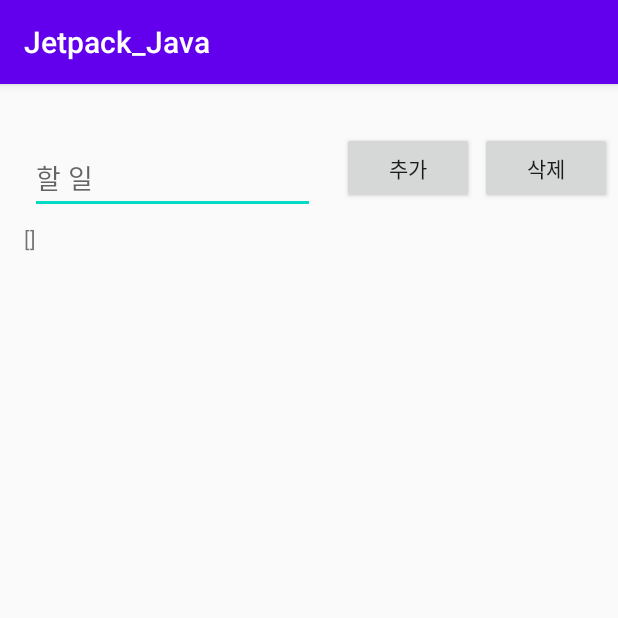
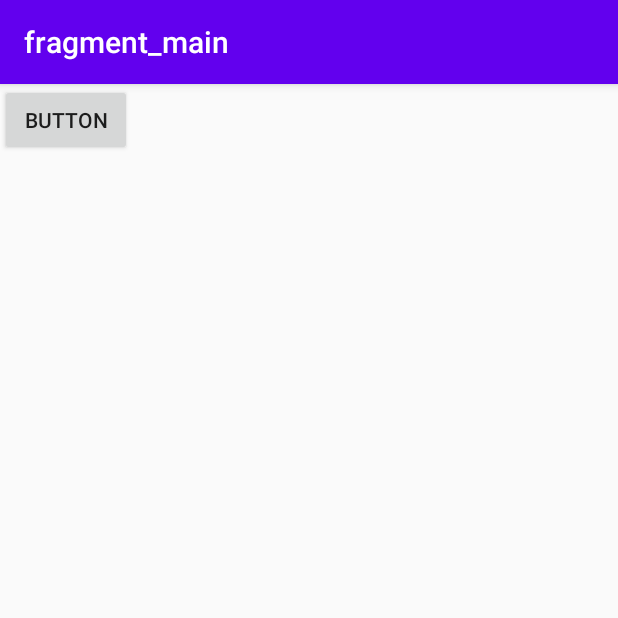
Before and after one commit to seungking/Jetpack_Java, an Android app: the screen it shows after launch (MainActivity before the commit, MainActivity2 after it), on a phone screen of 412 x 824 dp, the top half of it. Run offline under Robolectric (Android 15) with nearby library versions, the phone set to English and light mode, and no system bars; our stand-ins replace navigation-ui; 1 statement that could not run was skipped.

Commit message:
20200919
- navigation

```diff
--- a/app/build.gradle
+++ b/app/build.gradle
@@ -1,4 +1,6 @@
 apply plugin: 'com.android.application'
+apply plugin: "androidx.navigation.safeargs"
+
 
 android {
     compileSdkVersion 30
@@ -35,6 +37,9 @@ dependencies {
     implementation 'androidx.appcompat:appcompat:1.2.0'
     implementation 'androidx.constraintlayout:constraintlayout:1.1.3'
     implementation 'androidx.room:room-runtime:2.2.2'
+    implementation 'androidx.legacy:legacy-support-v4:1.0.0'
+    implementation 'androidx.navigation:navigation-fragment:2.3.0'
+    implementation 'androidx.navigation:navigation-ui:2.3.0'
     testImplementation 'junit:junit:4.12'
     androidTestImplementation 'androidx.test.ext:junit:1.1.1'
     androidTestImplementation 'androidx.test.espresso:espresso-core:3.2.0'
--- a/app/src/main/AndroidManifest.xml
+++ b/app/src/main/AndroidManifest.xml
@@ -9,7 +9,8 @@
         android:roundIcon="@mipmap/ic_launcher_round"
         android:supportsRtl="true"
         android:theme="@style/AppTheme">
-        <activity android:name=".MainActivity">
+        <activity android:name=".MainActivity"></activity>
+        <activity android:name=".MainActivity2">
             <intent-filter>
                 <action android:name="android.intent.action.MAIN" />
 
--- a/app/src/main/java/com/e/jetpack_java/MainActivity.java
+++ b/app/src/main/java/com/e/jetpack_java/MainActivity.java
@@ -37,8 +37,9 @@ public class MainActivity extends AppCompatActivity {
 
 //        ButterKnife.bind(this);
 
-        MainViewModel viewModel = new ViewModelProvider(this, new ViewModelProvider.AndroidViewModelFactory(getApplication())).get(MainViewModel.class);
-        binding.setViewModel(viewModel);
+//        MainViewModel viewModel = new ViewModelProvider(this, new ViewModelProvider.AndroidViewModelFactory(getApplication())).get(MainViewModel.class);
+//        MainViewModel viewModel = new ViewModelProvider(this).get(MainViewModel.class);
+//        binding.setViewModel(viewModel);
 
         //UI 갱신
         //livedata obserce
@@ -54,9 +55,9 @@ public class MainActivity extends AppCompatActivity {
 //        });
 
         //삭제 - title 같은 todo 찾아서 삭제
-        binding.deleteButton.setOnClickListener(v->{
-            viewModel.delete(binding.inputTodo.getText().toString());
-        });
+//        binding.deleteButton.setOnClickListener(v->{
+//            viewModel.delete(binding.inputTodo.getText().toString());
+//        });
 
     }
 
--- /dev/null
+++ b/app/src/main/java/com/e/jetpack_java/MainActivity2.java
@@ -0,0 +1,29 @@
+package com.e.jetpack_java;
+
+import androidx.appcompat.app.AppCompatActivity;
+import androidx.navigation.NavController;
+import androidx.navigation.Navigation;
+import androidx.navigation.ui.AppBarConfiguration;
+import androidx.navigation.ui.NavigationUI;
+
+import android.os.Bundle;
+
+public class MainActivity2 extends AppCompatActivity {
+
+    AppBarConfiguration appBarConfiguration;
+    @Override
+    protected void onCreate(Bundle savedInstanceState) {
+        super.onCreate(savedInstanceState);
+        setContentView(R.layout.activity_main2);
+
+        NavController navController = Navigation.findNavController(this, R.id.nav_host_fragment);
+        appBarConfiguration = new AppBarConfiguration.Builder(navController.getGraph()).build();
+        NavigationUI.setupActionBarWithNavController(this,navController, appBarConfiguration);
+    }
+
+    @Override
+    public boolean onSupportNavigateUp(){
+        NavController navController = Navigation.findNavController(this, R.id.nav_host_fragment);
+        return NavigationUI.navigateUp(navController, appBarConfiguration) || super.onSupportNavigateUp();
+    }
+}
--- /dev/null
+++ b/app/src/main/java/com/e/jetpack_java/MainFragment.java
@@ -0,0 +1,39 @@
+package com.e.jetpack_java;
+
+import android.os.Bundle;
+
+import androidx.annotation.NonNull;
+import androidx.annotation.Nullable;
+import androidx.fragment.app.Fragment;
+import androidx.navigation.Navigation;
+
+import android.view.LayoutInflater;
+import android.view.View;
+import android.view.ViewGroup;
+
+public class MainFragment extends Fragment {
+
+    public MainFragment() {
+        // Required empty public constructor
+    }
+
+    @Override
+    public View onCreateView(LayoutInflater inflater, ViewGroup container,
+                             Bundle savedInstanceState) {
+        // Inflate the layout for this fragment
+        return inflater.inflate(R.layout.fragment_main, container, false);
+    }
+
+    @Override
+    public void onViewCreated(@NonNull View view, @Nullable Bundle savedInstanceState) {
+        super.onViewCreated(view, savedInstanceState);
+
+        MainFragmentDirections.ActionMainFragmentToSecondFragment action =
+                MainFragmentDirections.actionMainFragmentToSecondFragment("Hello!");
+
+        view.findViewById(R.id.button).setOnClickListener(v->{
+            Navigation.findNavController(view).navigate(action);
+
+        });
+    }
+}
--- a/app/src/main/java/com/e/jetpack_java/MainViewModel.java
+++ b/app/src/main/java/com/e/jetpack_java/MainViewModel.java
@@ -22,47 +22,47 @@ public class MainViewModel extends AndroidViewModel {
     public MainViewModel(@NonNull Application application) {
         super(application);
         //db 생성, 설정 이름의 파일이 실제로 생성된다
-        db = Room.databaseBuilder(application, AppDatabase.class, "todo-db")
-                .allowMainThreadQueries() //그냥 빌드하면 백그라운드에서 작동하지 않으면 돌아가지 않지만
-                // 이거 붙혀주면 메인 쓰레드에서 동작이 가능하다 / 실무에선 사용 x 연습할때 주로사용
-                //main에서 돌리면 성능이 느려질 수 있다.
-                .build();
-        todos = getAll();
+//        db = Room.databaseBuilder(application, AppDatabase.class, "todo-db")
+//                .allowMainThreadQueries() //그냥 빌드하면 백그라운드에서 작동하지 않으면 돌아가지 않지만
+//                // 이거 붙혀주면 메인 쓰레드에서 동작이 가능하다 / 실무에선 사용 x 연습할때 주로사용
+//                //main에서 돌리면 성능이 느려질 수 있다.
+//                .build();
+//        todos = getAll();
     }
 
-    //db를 직접 다루지 못하도록 한번 더 감싸주기
-    public LiveData<List<Todo>> getAll(){
-        return db.todoDao().getAll();
-    }
-
-    public void insert(Todo todo){
-        //비동기 실행
-        //new안에 들어가는게 인자로 넘겨주고
-        //execute안에 들어가는게 doinbackground로 들어가는 인자
-        new InsertAsyncTask(db.todoDao()).execute(todo);
-    }
-    public void delete(String todo){
-        //비동기 실행
-        //new안에 들어가는게 인자로 넘겨주고
-        //execute안에 들어가는게 doinbackground로 들어가는 인자
-        db.todoDao().delete(db.todoDao().get(todo));
-    }
-
-    //AsynTask<넘겨받을 객체, 중간에 처리할 데이터, 프로그래스에서 처리할 값, 결과값>
-    private static class InsertAsyncTask extends AsyncTask<Todo, Void, Void> {
-
-        //Dao처리를 위해서 생성자에서 dao 받와아서 지정
-        private TodoDao mTodoDao;
-
-        public InsertAsyncTask(TodoDao todoDao) {
-            this.mTodoDao = todoDao;
-        }
-
-        //여기에서 비동기 처리
-        @Override
-        protected Void doInBackground(Todo... todos) {
-            mTodoDao.insert(todos[0]);
-            return null;
-        }
-    }
+//    //db를 직접 다루지 못하도록 한번 더 감싸주기
+//    public LiveData<List<Todo>> getAll(){
+//        return db.todoDao().getAll();
+//    }
+//
+//    public void insert(Todo todo){
+//        //비동기 실행
+//        //new안에 들어가는게 인자로 넘겨주고
+//        //execute안에 들어가는게 doinbackground로 들어가는 인자
+//        new InsertAsyncTask(db.todoDao()).execute(todo);
+//    }
+//    public void delete(String todo){
+//        //비동기 실행
+//        //new안에 들어가는게 인자로 넘겨주고
+//        //execute안에 들어가는게 doinbackground로 들어가는 인자
+//        db.todoDao().delete(db.todoDao().get(todo));
+//    }
+//
+//    //AsynTask<넘겨받을 객체, 중간에 처리할 데이터, 프로그래스에서 처리할 값, 결과값>
+//    private static class InsertAsyncTask extends AsyncTask<Todo, Void, Void> {
+//
+//        //Dao처리를 위해서 생성자에서 dao 받와아서 지정
+//        private TodoDao mTodoDao;
+//
+//        public InsertAsyncTask(TodoDao todoDao) {
+//            this.mTodoDao = todoDao;
+//        }
+//
+//        //여기에서 비동기 처리
+//        @Override
+//        protected Void doInBackground(Todo... todos) {
+//            mTodoDao.insert(todos[0]);
+//            return null;
+//        }
+//    }
 }
--- /dev/null
+++ b/app/src/main/java/com/e/jetpack_java/SecondFragment.java
@@ -0,0 +1,35 @@
+package com.e.jetpack_java;
+
+import android.os.Bundle;
+
+import androidx.annotation.NonNull;
+import androidx.annotation.Nullable;
+import androidx.fragment.app.Fragment;
+
+import android.view.LayoutInflater;
+import android.view.View;
+import android.view.ViewGroup;
+import android.widget.TextView;
+
+public class SecondFragment extends Fragment {
+
+    public SecondFragment() {
+        // Required empty public constructor
+    }
+
+    @Override
+    public View onCreateView(LayoutInflater inflater, ViewGroup container,
+                             Bundle savedInstanceState) {
+        // Inflate the layout for this fragment
+        return inflater.inflate(R.layout.fragment_second, container, false);
+    }
+
+    @Override
+    public void onViewCreated(@NonNull View view, @Nullable Bundle savedInstanceState) {
+        super.onViewCreated(view, savedInstanceState);
+
+        String text = SecondFragmentArgs.fromBundle(getArguments()).getVar();
+        TextView textView = view.findViewById(R.id.secondbutton);
+        textView.setText(text);
+    }
+}
--- a/app/src/main/res/layout/activity_main.xml
+++ b/app/src/main/res/layout/activity_main.xml
@@ -1,69 +1,74 @@
 <?xml version="1.0" encoding="utf-8"?>
+
 <!--databinding 위해 layout으로 감쌈-->
 <layout
     xmlns:android="http://schemas.android.com/apk/res/android"
     xmlns:app="http://schemas.android.com/apk/res-auto"
     xmlns:tools="http://schemas.android.com/tools">
 
-    <data>
-        <variable
-            name="viewModel"
-            type="com.e.jetpack_java.MainViewModel" />
-    </data>
     <androidx.constraintlayout.widget.ConstraintLayout
         android:layout_width="match_parent"
-        android:layout_height="match_parent"
-        tools:context=".MainActivity">
+        android:layout_height="match_parent"/>
 
-        <EditText
-            android:id="@+id/input_todo"
-            android:layout_width="190dp"
-            android:layout_height="47dp"
-            android:layout_marginStart="16dp"
-            android:layout_marginTop="32dp"
-            android:layout_marginEnd="14dp"
-            android:ems="10"
-            android:text = "@={viewModel.newTodo}"
-            android:hint="할 일"
-            android:inputType="textPersonName"
-            app:layout_constraintBottom_toTopOf="@+id/result_text"
-            app:layout_constraintEnd_toStartOf="@+id/add_button"
-            app:layout_constraintStart_toStartOf="parent"
-            app:layout_constraintTop_toTopOf="parent" />
+<!--    <data>-->
+<!--        <variable-->
+<!--            name="viewModel"-->
+<!--            type="com.e.jetpack_java.MainViewModel" />-->
+<!--    </data>-->
+<!--    <androidx.constraintlayout.widget.ConstraintLayout-->
+<!--        android:layout_width="match_parent"-->
+<!--        android:layout_height="match_parent"-->
+<!--        tools:context=".MainActivity">-->
 
-        <Button
-            android:id="@+id/add_button"
-            android:layout_width="wrap_content"
-            android:layout_height="wrap_content"
-            android:text="추가"
-            android:onClick="@{()->viewModel.insert(viewModel.newTodo)}"
-            app:layout_constraintBaseline_toBaselineOf="@+id/delete_button"
-            app:layout_constraintEnd_toStartOf="@+id/delete_button"
-            app:layout_constraintStart_toEndOf="@+id/input_todo" />
+<!--        <EditText-->
+<!--            android:id="@+id/input_todo"-->
+<!--            android:layout_width="190dp"-->
+<!--            android:layout_height="47dp"-->
+<!--            android:layout_marginStart="16dp"-->
+<!--            android:layout_marginTop="32dp"-->
+<!--            android:layout_marginEnd="14dp"-->
+<!--            android:ems="10"-->
+<!--            android:text = "@={viewModel.newTodo}"-->
+<!--            android:hint="할 일"-->
+<!--            android:inputType="textPersonName"-->
+<!--            app:layout_constraintBottom_toTopOf="@+id/result_text"-->
+<!--            app:layout_constraintEnd_toStartOf="@+id/add_button"-->
+<!--            app:layout_constraintStart_toStartOf="parent"-->
+<!--            app:layout_constraintTop_toTopOf="parent" />-->
 
-        <TextView
-            android:id="@+id/result_text"
-            android:layout_width="0dp"
-            android:layout_height="0dp"
-            android:layout_marginStart="16dp"
-            android:layout_marginEnd="16dp"
-            android:layout_marginBottom="8dp"
-            android:text="@{viewModel.todos.toString()}"
-            app:layout_constraintBottom_toBottomOf="parent"
-            app:layout_constraintEnd_toEndOf="parent"
-            app:layout_constraintStart_toStartOf="parent"
-            app:layout_constraintTop_toBottomOf="@+id/input_todo" />
+<!--        <Button-->
+<!--            android:id="@+id/add_button"-->
+<!--            android:layout_width="wrap_content"-->
+<!--            android:layout_height="wrap_content"-->
+<!--            android:text="추가"-->
+<!--            android:onClick="@{()->viewModel.insert(viewModel.newTodo)}"-->
+<!--            app:layout_constraintBaseline_toBaselineOf="@+id/delete_button"-->
+<!--            app:layout_constraintEnd_toStartOf="@+id/delete_button"-->
+<!--            app:layout_constraintStart_toEndOf="@+id/input_todo" />-->
 
-        <Button
-            android:id="@+id/delete_button"
-            android:layout_width="wrap_content"
-            android:layout_height="wrap_content"
-            android:layout_marginTop="32dp"
-            android:layout_marginBottom="13dp"
-            android:text="삭제"
-            app:layout_constraintBottom_toTopOf="@+id/result_text"
-            app:layout_constraintEnd_toEndOf="parent"
-            app:layout_constraintStart_toEndOf="@+id/add_button"
-            app:layout_constraintTop_toTopOf="parent" />
-    </androidx.constraintlayout.widget.ConstraintLayout>
+<!--        <TextView-->
+<!--            android:id="@+id/result_text"-->
+<!--            android:layout_width="0dp"-->
+<!--            android:layout_height="0dp"-->
+<!--            android:layout_marginStart="16dp"-->
+<!--            android:layout_marginEnd="16dp"-->
+<!--            android:layout_marginBottom="8dp"-->
+<!--            android:text="@{viewModel.todos.toString()}"-->
+<!--            app:layout_constraintBottom_toBottomOf="parent"-->
+<!--            app:layout_constraintEnd_toEndOf="parent"-->
+<!--            app:layout_constraintStart_toStartOf="parent"-->
+<!--            app:layout_constraintTop_toBottomOf="@+id/input_todo" />-->
+
+<!--        <Button-->
+<!--            android:id="@+id/delete_button"-->
+<!--            android:layout_width="wrap_content"-->
+<!--            android:layout_height="wrap_content"-->
+<!--            android:layout_marginTop="32dp"-->
+<!--            android:layout_marginBottom="13dp"-->
+<!--            android:text="삭제"-->
+<!--            app:layout_constraintBottom_toTopOf="@+id/result_text"-->
+<!--            app:layout_constraintEnd_toEndOf="parent"-->
+<!--            app:layout_constraintStart_toEndOf="@+id/add_button"-->
+<!--            app:layout_constraintTop_toTopOf="parent" />-->
+<!--    </androidx.constraintlayout.widget.ConstraintLayout>-->
 </layout>
--- /dev/null
+++ b/app/src/main/res/layout/activity_main2.xml
@@ -0,0 +1,18 @@
+<?xml version="1.0" encoding="utf-8"?>
+<androidx.constraintlayout.widget.ConstraintLayout xmlns:android="http://schemas.android.com/apk/res/android"
+    xmlns:app="http://schemas.android.com/apk/res-auto"
+    xmlns:tools="http://schemas.android.com/tools"
+    android:layout_width="match_parent"
+    android:layout_height="match_parent"
+    tools:context=".MainActivity2">
+
+    <fragment
+        android:id="@+id/nav_host_fragment"
+        android:name="androidx.navigation.fragment.NavHostFragment"
+        android:layout_width="409dp"
+        android:layout_height="729dp"
+        app:defaultNavHost="true"
+        app:navGraph="@navigation/nav_graph"
+        tools:layout_editor_absoluteX="1dp"
+        tools:layout_editor_absoluteY="1dp" />
+</androidx.constraintlayout.widget.ConstraintLayout>
--- /dev/null
+++ b/app/src/main/res/layout/fragment_main.xml
@@ -0,0 +1,13 @@
+<?xml version="1.0" encoding="utf-8"?>
+<FrameLayout xmlns:android="http://schemas.android.com/apk/res/android"
+    xmlns:tools="http://schemas.android.com/tools"
+    android:layout_width="match_parent"
+    android:layout_height="match_parent"
+    tools:context=".MainFragment">
+
+    <Button
+        android:id="@+id/button"
+        android:layout_width="wrap_content"
+        android:layout_height="wrap_content"
+        android:text="Button" />
+</FrameLayout>
--- /dev/null
+++ b/app/src/main/res/layout/fragment_second.xml
@@ -0,0 +1,15 @@
+<?xml version="1.0" encoding="utf-8"?>
+<FrameLayout xmlns:android="http://schemas.android.com/apk/res/android"
+    xmlns:tools="http://schemas.android.com/tools"
+    android:layout_width="match_parent"
+    android:layout_height="match_parent"
+    tools:context=".SecondFragment">
+
+    <!-- TODO: Update blank fragment layout -->
+    <TextView
+        android:id="@+id/secondbutton"
+        android:layout_width="match_parent"
+        android:layout_height="match_parent"
+        android:text="@string/hello_blank_fragment" />
+
+</FrameLayout>
--- /dev/null
+++ b/app/src/main/res/navigation/nav_graph.xml
@@ -0,0 +1,26 @@
+<?xml version="1.0" encoding="utf-8"?>
+<navigation xmlns:android="http://schemas.android.com/apk/res/android"
+    xmlns:app="http://schemas.android.com/apk/res-auto"
+    xmlns:tools="http://schemas.android.com/tools"
+    android:id="@+id/nav_graph"
+    app:startDestination="@id/mainFragment">
+
+    <fragment
+        android:id="@+id/mainFragment"
+        android:name="com.e.jetpack_java.MainFragment"
+        android:label="fragment_main"
+        tools:layout="@layout/fragment_main" >
+        <action
+            android:id="@+id/action_mainFragment_to_secondFragment"
+            app:destination="@id/secondFragment" />
+    </fragment>
+    <fragment
+        android:id="@+id/secondFragment"
+        android:name="com.e.jetpack_java.SecondFragment"
+        android:label="fragment_second"
+        tools:layout="@layout/fragment_second" >
+        <argument
+            android:name="var"
+            app:argType="string" />
+    </fragment>
+</navigation>
--- a/app/src/main/res/values/strings.xml
+++ b/app/src/main/res/values/strings.xml
@@ -1,3 +1,5 @@
 <resources>
     <string name="app_name">Jetpack_Java</string>
+    <!-- TODO: Remove or change this placeholder text -->
+    <string name="hello_blank_fragment">Hello blank fragment</string>
 </resources>
--- a/build.gradle
+++ b/build.gradle
@@ -9,6 +9,8 @@ buildscript {
 
         // NOTE: Do not place your application dependencies here; they belong
         // in the individual module build.gradle files
+            def nav_version = "2.3.0"
+            classpath "androidx.navigation:navigation-safe-args-gradle-plugin:$nav_version"
     }
 }
 
```
